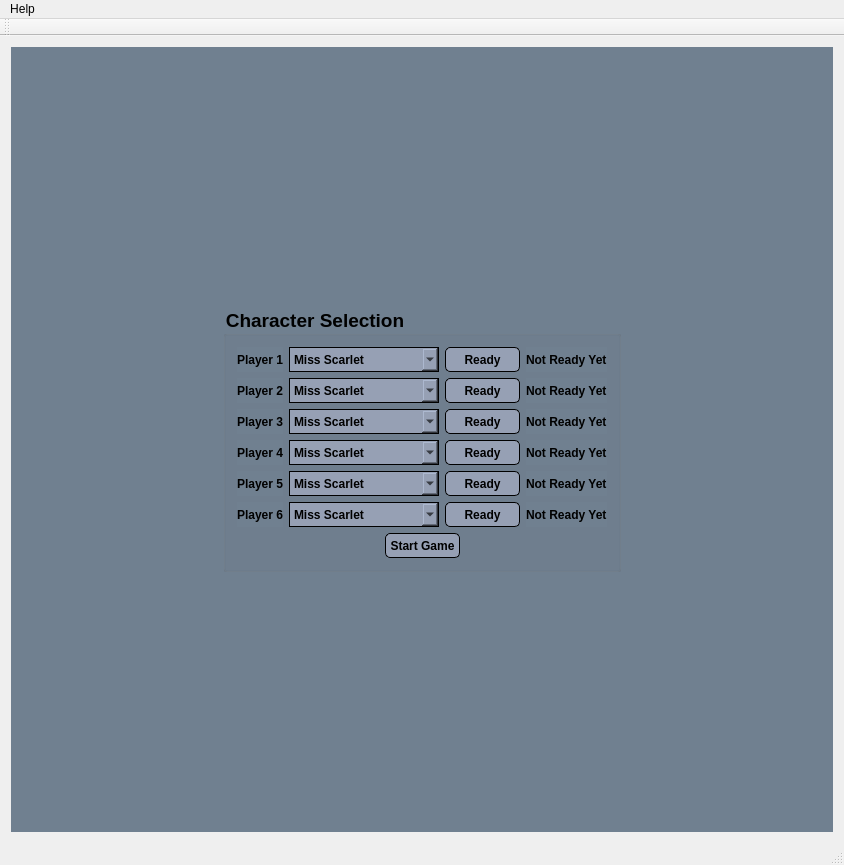
Before: the Qt Designer form Client/src/UI/ClientWindow.ui in stcassedy/Clue-Less-JHU, drawn with Qt 5.
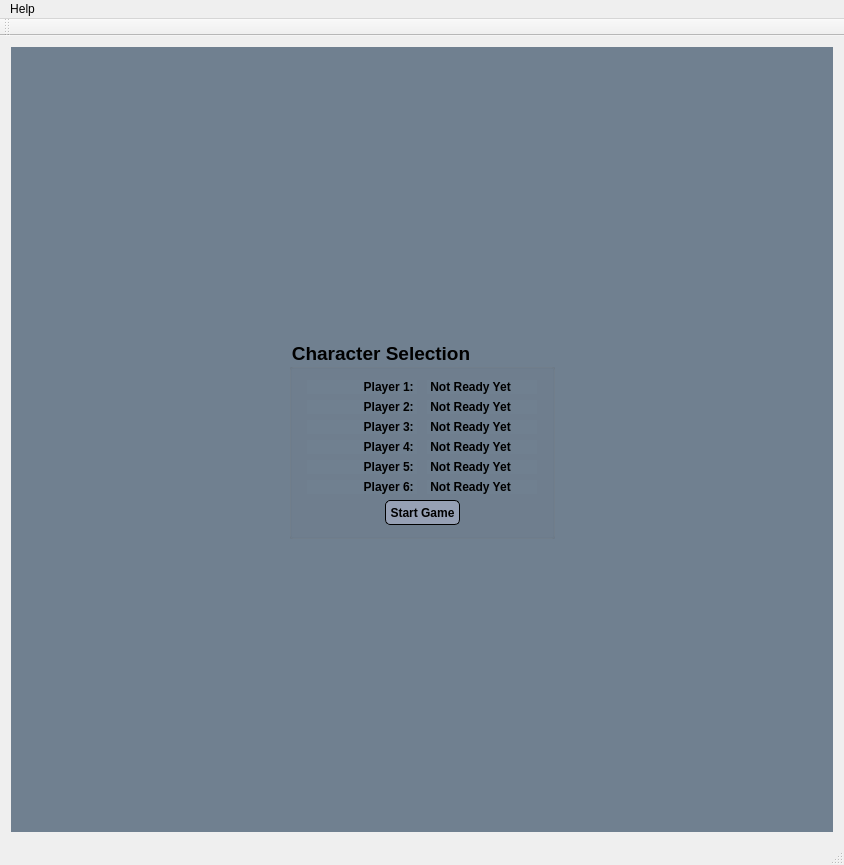
After: the same form once the commit is applied. The open tabs and pages were chosen to show the change.

Commit message:
Simplified Character Selection
Removed the option to select characters during game start phase.

The edit to the form file:
```diff
--- a/Client/src/UI/ClientWindow.ui
+++ b/Client/src/UI/ClientWindow.ui
@@ -253,61 +253,7 @@
           <layout class="QVBoxLayout" name="verticalLayout_29">
            <item>
             <layout class="QGridLayout" name="gridLayout_3">
-             <item row="2" column="3">
-              <widget class="QLabel" name="lbReadyPlayer3">
-               <property name="minimumSize">
-                <size>
-                 <width>80</width>
-                 <height>0</height>
-                </size>
-               </property>
-               <property name="styleSheet">
-                <string notr="true">QLabel {
-color: rgb(0,0,0);
-font-weight: bold;
-}</string>
-               </property>
-               <property name="text">
-                <string>Not Ready Yet</string>
-               </property>
-               <property name="alignment">
-                <set>Qt::AlignLeading|Qt::AlignLeft|Qt::AlignVCenter</set>
-               </property>
-              </widget>
-             </item>
-             <item row="2" column="0">
-              <widget class="QLabel" name="lbSelectionPlayer3">
-               <property name="styleSheet">
-                <string notr="true">QLabel {
-color: rgb(0,0,0);
-font-weight: bold;
-}</string>
-               </property>
-               <property name="text">
-                <string>Player 3</string>
-               </property>
-               <property name="alignment">
-                <set>Qt::AlignRight|Qt::AlignTrailing|Qt::AlignVCenter</set>
-               </property>
-              </widget>
-             </item>
-             <item row="0" column="0">
-              <widget class="QLabel" name="lbSelectionPlayer1">
-               <property name="styleSheet">
-                <string notr="true">QLabel {
-color: rgb(0,0,0);
-font-weight: bold;
-}</string>
-               </property>
-               <property name="text">
-                <string>Player 1</string>
-               </property>
-               <property name="alignment">
-                <set>Qt::AlignRight|Qt::AlignTrailing|Qt::AlignVCenter</set>
-               </property>
-              </widget>
-             </item>
-             <item row="4" column="3">
+             <item row="4" column="1">
               <widget class="QLabel" name="lbReadyPlayer5">
                <property name="minimumSize">
                 <size>
@@ -315,6 +261,12 @@
                  <height>0</height>
                 </size>
                </property>
+               <property name="maximumSize">
+                <size>
+                 <width>110</width>
+                 <height>16777215</height>
+                </size>
+               </property>
                <property name="styleSheet">
                 <string notr="true">QLabel {
 color: rgb(0,0,0);
@@ -322,81 +274,21 @@
 }</string>
                </property>
                <property name="text">
-                <string>Not Ready Yet</string>
+                <string> Not Ready Yet</string>
                </property>
                <property name="alignment">
                 <set>Qt::AlignLeading|Qt::AlignLeft|Qt::AlignVCenter</set>
                </property>
               </widget>
              </item>
-             <item row="1" column="1">
-              <widget class="QComboBox" name="cbSelectionPlayer2">
-               <property name="minimumSize">
-                <size>
-                 <width>150</width>
-                 <height>25</height>
-                </size>
-               </property>
-               <property name="maximumSize">
-                <size>
-                 <width>150</width>
-                 <height>16777215</height>
-                </size>
-               </property>
-               <property name="styleSheet">
-                <string notr="true">QComboBox {
-color: rgb(0,0,0);
-font-weight: bold;
-background-color: rgb(150,160,180);
-border: 1px solid black;
-}
-
-QComboBox:disabled {
-color: darkgrey;
-font-weight: bold;
-background-color:lightgrey;
-border: 1px solid darkgrey;
-}
-
-QWidget {
-color: rgb(0,0,0);
-background-color: rgb(150,160,180);
-}</string>
-               </property>
-               <item>
-                <property name="text">
-                 <string>Miss Scarlet</string>
-                </property>
-               </item>
-               <item>
-                <property name="text">
-                 <string>Col. Mustard</string>
-                </property>
-               </item>
-               <item>
-                <property name="text">
-                 <string>Mrs. White</string>
-                </property>
-               </item>
-               <item>
-                <property name="text">
-                 <string>Mr. Green</string>
-                </property>
-               </item>
-               <item>
-                <property name="text">
-                 <string>Mrs. Peacock</string>
-                </property>
-               </item>
-               <item>
-                <property name="text">
-                 <string>Prof. Plum</string>
-                </property>
-               </item>
-              </widget>
-             </item>
              <item row="5" column="0">
               <widget class="QLabel" name="lbSelectionPlayer6">
+               <property name="maximumSize">
+                <size>
+                 <width>110</width>
+                 <height>16777215</height>
+                </size>
+               </property>
                <property name="styleSheet">
                 <string notr="true">QLabel {
 color: rgb(0,0,0);
@@ -404,7 +296,7 @@
 }</string>
                </property>
                <property name="text">
-                <string>Player 6</string>
+                <string>Player 6: </string>
                </property>
                <property name="alignment">
                 <set>Qt::AlignRight|Qt::AlignTrailing|Qt::AlignVCenter</set>
@@ -413,6 +305,12 @@
              </item>
              <item row="3" column="0">
               <widget class="QLabel" name="lbSelectionPlayer4">
+               <property name="maximumSize">
+                <size>
+                 <width>110</width>
+                 <height>16777215</height>
+                </size>
+               </property>
                <property name="styleSheet">
                 <string notr="true">QLabel {
 color: rgb(0,0,0);
@@ -420,124 +318,14 @@
 }</string>
                </property>
                <property name="text">
-                <string>Player 4</string>
+                <string>Player 4: </string>
                </property>
                <property name="alignment">
                 <set>Qt::AlignRight|Qt::AlignTrailing|Qt::AlignVCenter</set>
                </property>
               </widget>
              </item>
-             <item row="4" column="1">
-              <widget class="QComboBox" name="cbSelectionPlayer5">
-               <property name="minimumSize">
-                <size>
-                 <width>150</width>
-                 <height>25</height>
-                </size>
-               </property>
-               <property name="maximumSize">
-                <size>
-                 <width>150</width>
-                 <height>16777215</height>
-                </size>
-               </property>
-               <property name="styleSheet">
-                <string notr="true">QComboBox {
-color: rgb(0,0,0);
-font-weight: bold;
-background-color: rgb(150,160,180);
-border: 1px solid black;
-}
-
-QComboBox:disabled {
-color: darkgrey;
-font-weight: bold;
-background-color:lightgrey;
-border: 1px solid darkgrey;
-}
-
-QWidget {
-color: rgb(0,0,0);
-background-color: rgb(150,160,180);
-}</string>
-               </property>
-               <item>
-                <property name="text">
-                 <string>Miss Scarlet</string>
-                </property>
-               </item>
-               <item>
-                <property name="text">
-                 <string>Col. Mustard</string>
-                </property>
-               </item>
-               <item>
-                <property name="text">
-                 <string>Mrs. White</string>
-                </property>
-               </item>
-               <item>
-                <property name="text">
-                 <string>Mr. Green</string>
-                </property>
-               </item>
-               <item>
-                <property name="text">
-                 <string>Mrs. Peacock</string>
-                </property>
-               </item>
-               <item>
-                <property name="text">
-                 <string>Prof. Plum</string>
-                </property>
-               </item>
-              </widget>
-             </item>
-             <item row="0" column="2">
-              <widget class="QPushButton" name="btnReadyPlayer1">
-               <property name="minimumSize">
-                <size>
-                 <width>75</width>
-                 <height>25</height>
-                </size>
-               </property>
-               <property name="maximumSize">
-                <size>
-                 <width>75</width>
-                 <height>16777215</height>
-                </size>
-               </property>
-               <property name="styleSheet">
-                <string notr="true">QPushButton {
-color: rgb(0,0,0);
-font-weight: bold;
-background-color: rgb(150,160,180);
-border: 1px solid black;
-border-radius: 5px;
-}
-
-QPushButton:hover {
-color: rgb(0,0,0);
-font-weight: bold;
-background-color: rgb(250,250,250);
-border: 1px solid black;
-border-radius: 5px;
-}
-
-QPushButton:disabled {
-color: darkgrey;
-font-weight: bold;
-background-color:lightgrey;
-border: 1px solid darkgrey;
-border-radius: 5px;
-}</string>
-               </property>
-               <property name="text">
-                <string>Ready</string>
-               </property>
-              </widget>
-             </item>
-             <item row="3" column="3">
+             <item row="3" column="1">
               <widget class="QLabel" name="lbReadyPlayer4">
                <property name="minimumSize">
                 <size>
@@ -545,6 +333,12 @@
                  <height>0</height>
                 </size>
                </property>
+               <property name="maximumSize">
+                <size>
+                 <width>110</width>
+                 <height>16777215</height>
+                </size>
+               </property>
                <property name="styleSheet">
                 <string notr="true">QLabel {
 color: rgb(0,0,0);
@@ -552,59 +346,21 @@
 }</string>
                </property>
                <property name="text">
-                <string>Not Ready Yet</string>
+                <string> Not Ready Yet</string>
                </property>
                <property name="alignment">
                 <set>Qt::AlignLeading|Qt::AlignLeft|Qt::AlignVCenter</set>
                </property>
               </widget>
              </item>
-             <item row="4" column="2">
-              <widget class="QPushButton" name="btnReadyPlayer5">
-               <property name="minimumSize">
-                <size>
-                 <width>75</width>
-                 <height>25</height>
-                </size>
-               </property>
-               <property name="maximumSize">
-                <size>
-                 <width>75</width>
-                 <height>16777215</height>
-                </size>
-               </property>
-               <property name="styleSheet">
-                <string notr="true">QPushButton {
-color: rgb(0,0,0);
-font-weight: bold;
-background-color: rgb(150,160,180);
-border: 1px solid black;
-border-radius: 5px;
-}
-
-QPushButton:hover {
-color: rgb(0,0,0);
-font-weight: bold;
-background-color: rgb(250,250,250);
-border: 1px solid black;
-border-radius: 5px;
-}
-
-QPushButton:disabled {
-color: darkgrey;
-font-weight: bold;
-background-color:lightgrey;
-border: 1px solid darkgrey;
-border-radius: 5px;
-}</string>
-               </property>
-               <property name="text">
-                <string>Ready</string>
-               </property>
-              </widget>
-             </item>
              <item row="1" column="0">
               <widget class="QLabel" name="lbSelectionPlayer2">
+               <property name="maximumSize">
+                <size>
+                 <width>110</width>
+                 <height>16777215</height>
+                </size>
+               </property>
                <property name="styleSheet">
                 <string notr="true">QLabel {
 color: rgb(0,0,0);
@@ -612,80 +368,14 @@
 }</string>
                </property>
                <property name="text">
-                <string>Player 2</string>
+                <string>Player 2: </string>
                </property>
                <property name="alignment">
                 <set>Qt::AlignRight|Qt::AlignTrailing|Qt::AlignVCenter</set>
                </property>
               </widget>
              </item>
-             <item row="0" column="1">
-              <widget class="QComboBox" name="cbSelectionPlayer1">
-               <property name="minimumSize">
-                <size>
-                 <width>150</width>
-                 <height>25</height>
-                </size>
-               </property>
-               <property name="maximumSize">
-                <size>
-                 <width>150</width>
-                 <height>16777215</height>
-                </size>
-               </property>
-               <property name="styleSheet">
-                <string notr="true">QComboBox {
-color: rgb(0,0,0);
-font-weight: bold;
-background-color: rgb(150,160,180);
-border: 1px solid black;
-}
-
-QComboBox:disabled {
-color: darkgrey;
-font-weight: bold;
-background-color:lightgrey;
-border: 1px solid darkgrey;
-}
-
-QWidget {
-color: rgb(0,0,0);
-background-color: rgb(150,160,180);
-}</string>
-               </property>
-               <item>
-                <property name="text">
-                 <string>Miss Scarlet</string>
-                </property>
-               </item>
-               <item>
-                <property name="text">
-                 <string>Col. Mustard</string>
-                </property>
-               </item>
-               <item>
-                <property name="text">
-                 <string>Mrs. White</string>
-                </property>
-               </item>
-               <item>
-                <property name="text">
-                 <string>Mr. Green</string>
-                </property>
-               </item>
-               <item>
-                <property name="text">
-                 <string>Mrs. Peacock</string>
-                </property>
-               </item>
-               <item>
-                <property name="text">
-                 <string>Prof. Plum</string>
-                </property>
-               </item>
-              </widget>
-             </item>
-             <item row="5" column="3">
+             <item row="5" column="1">
               <widget class="QLabel" name="lbReadyPlayer6">
                <property name="minimumSize">
                 <size>
@@ -693,6 +383,12 @@
                  <height>0</height>
                 </size>
                </property>
+               <property name="maximumSize">
+                <size>
+                 <width>110</width>
+                 <height>16777215</height>
+                </size>
+               </property>
                <property name="styleSheet">
                 <string notr="true">QLabel {
 color: rgb(0,0,0);
@@ -700,14 +396,14 @@
 }</string>
                </property>
                <property name="text">
-                <string>Not Ready Yet</string>
+                <string> Not Ready Yet</string>
                </property>
                <property name="alignment">
                 <set>Qt::AlignLeading|Qt::AlignLeft|Qt::AlignVCenter</set>
                </property>
               </widget>
              </item>
-             <item row="0" column="3">
+             <item row="0" column="1">
               <widget class="QLabel" name="lbReadyPlayer1">
                <property name="minimumSize">
                 <size>
@@ -715,6 +411,12 @@
                  <height>0</height>
                 </size>
                </property>
+               <property name="maximumSize">
+                <size>
+                 <width>110</width>
+                 <height>16777215</height>
+                </size>
+               </property>
                <property name="styleSheet">
                 <string notr="true">QLabel {
 color: rgb(0,0,0);
@@ -722,80 +424,14 @@
 }</string>
                </property>
                <property name="text">
-                <string>Not Ready Yet</string>
+                <string> Not Ready Yet</string>
                </property>
                <property name="alignment">
                 <set>Qt::AlignLeading|Qt::AlignLeft|Qt::AlignVCenter</set>
                </property>
               </widget>
              </item>
-             <item row="3" column="1">
-              <widget class="QComboBox" name="cbSelectionPlayer4">
-               <property name="minimumSize">
-                <size>
-                 <width>150</width>
-                 <height>25</height>
-                </size>
-               </property>
-               <property name="maximumSize">
-                <size>
-                 <width>150</width>
-                 <height>16777215</height>
-                </size>
-               </property>
-               <property name="styleSheet">
-                <string notr="true">QComboBox {
-color: rgb(0,0,0);
-font-weight: bold;
-background-color: rgb(150,160,180);
-border: 1px solid black;
-}
-
-QComboBox:disabled {
-color: darkgrey;
-font-weight: bold;
-background-color:lightgrey;
-border: 1px solid darkgrey;
-}
-
-QWidget {
-color: rgb(0,0,0);
-background-color: rgb(150,160,180);
-}</string>
-               </property>
-               <item>
-                <property name="text">
-                 <string>Miss Scarlet</string>
-                </property>
-               </item>
-               <item>
-                <property name="text">
-                 <string>Col. Mustard</string>
-                </property>
-               </item>
-               <item>
-                <property name="text">
-                 <string>Mrs. White</string>
-                </property>
-               </item>
-               <item>
-                <property name="text">
-                 <string>Mr. Green</string>
-                </property>
-               </item>
-               <item>
-                <property name="text">
-                 <string>Mrs. Peacock</string>
-                </property>
-               </item>
-               <item>
-                <property name="text">
-                 <string>Prof. Plum</string>
-                </property>
-               </item>
-              </widget>
-             </item>
-             <item row="1" column="3">
+             <item row="1" column="1">
               <widget class="QLabel" name="lbReadyPlayer2">
                <property name="minimumSize">
                 <size>
@@ -803,6 +439,12 @@
                  <height>0</height>
                 </size>
                </property>
+               <property name="maximumSize">
+                <size>
+                 <width>110</width>
+                 <height>16777215</height>
+                </size>
+               </property>
                <property name="styleSheet">
                 <string notr="true">QLabel {
 color: rgb(0,0,0);
@@ -810,7 +452,7 @@
 }</string>
                </property>
                <property name="text">
-                <string>Not Ready Yet</string>
+                <string> Not Ready Yet</string>
                </property>
                <property name="alignment">
                 <set>Qt::AlignLeading|Qt::AlignLeft|Qt::AlignVCenter</set>
@@ -819,6 +461,12 @@
              </item>
              <item row="4" column="0">
               <widget class="QLabel" name="lbSelectionPlayer5">
+               <property name="maximumSize">
+                <size>
+                 <width>110</width>
+                 <height>16777215</height>
+                </size>
+               </property>
                <property name="styleSheet">
                 <string notr="true">QLabel {
 color: rgb(0,0,0);
@@ -826,319 +474,83 @@
 }</string>
                </property>
                <property name="text">
-                <string>Player 5</string>
+                <string>Player 5: </string>
                </property>
                <property name="alignment">
                 <set>Qt::AlignRight|Qt::AlignTrailing|Qt::AlignVCenter</set>
                </property>
               </widget>
              </item>
-             <item row="1" column="2">
-              <widget class="QPushButton" name="btnReadyPlayer2">
-               <property name="minimumSize">
-                <size>
-                 <width>75</width>
-                 <height>25</height>
-                </size>
-               </property>
-               <property name="maximumSize">
-                <size>
-                 <width>75</width>
-                 <height>16777215</height>
-                </size>
-               </property>
-               <property name="styleSheet">
-                <string notr="true">QPushButton {
-color: rgb(0,0,0);
-font-weight: bold;
-background-color: rgb(150,160,180);
-border: 1px solid black;
-border-radius: 5px;
-}
-
-QPushButton:hover {
-color: rgb(0,0,0);
-font-weight: bold;
-background-color: rgb(250,250,250);
-border: 1px solid black;
-border-radius: 5px;
-}
-
-QPushButton:disabled {
-color: darkgrey;
-font-weight: bold;
-background-color:lightgrey;
-border: 1px solid darkgrey;
-border-radius: 5px;
-}</string>
-               </property>
-               <property name="text">
-                <string>Ready</string>
-               </property>
-              </widget>
-             </item>
-             <item row="5" column="1">
-              <widget class="QComboBox" name="cbSelectionPlayer6">
-               <property name="minimumSize">
-                <size>
-                 <width>150</width>
-                 <height>25</height>
-                </size>
-               </property>
-               <property name="maximumSize">
-                <size>
-                 <width>150</width>
-                 <height>16777215</height>
-                </size>
-               </property>
-               <property name="styleSheet">
-                <string notr="true">QComboBox {
-color: rgb(0,0,0);
-font-weight: bold;
-background-color: rgb(150,160,180);
-border: 1px solid black;
-}
-
-QComboBox:disabled {
-color: darkgrey;
-font-weight: bold;
-background-color:lightgrey;
-border: 1px solid darkgrey;
-}
-
-QWidget {
-color: rgb(0,0,0);
-background-color: rgb(150,160,180);
-}</string>
-               </property>
-               <item>
-                <property name="text">
-                 <string>Miss Scarlet</string>
-                </property>
-               </item>
-               <item>
-                <property name="text">
-                 <string>Col. Mustard</string>
-                </property>
-               </item>
-               <item>
-                <property name="text">
-                 <string>Mrs. White</string>
-                </property>
-               </item>
-               <item>
-                <property name="text">
-                 <string>Mr. Green</string>
-                </property>
-               </item>
-               <item>
-                <property name="text">
-                 <string>Mrs. Peacock</string>
-                </property>
-               </item>
-               <item>
-                <property name="text">
-                 <string>Prof. Plum</string>
-                </property>
-               </item>
-              </widget>
-             </item>
-             <item row="3" column="2">
-              <widget class="QPushButton" name="btnReadyPlayer4">
-               <property name="minimumSize">
-                <size>
-                 <width>75</width>
-                 <height>25</height>
-                </size>
-               </property>
-               <property name="maximumSize">
-                <size>
-                 <width>75</width>
-                 <height>16777215</height>
-                </size>
-               </property>
-               <property name="styleSheet">
-                <string notr="true">QPushButton {
-color: rgb(0,0,0);
-font-weight: bold;
-background-color: rgb(150,160,180);
-border: 1px solid black;
-border-radius: 5px;
-}
-
-QPushButton:hover {
-color: rgb(0,0,0);
-font-weight: bold;
-background-color: rgb(250,250,250);
-border: 1px solid black;
-border-radius: 5px;
-}
-
-QPushButton:disabled {
-color: darkgrey;
-font-weight: bold;
-background-color:lightgrey;
-border: 1px solid darkgrey;
-border-radius: 5px;
-}</string>
-               </property>
-               <property name="text">
-                <string>Ready</string>
-               </property>
-              </widget>
-             </item>
-             <item row="2" column="2">
-              <widget class="QPushButton" name="btnReadyPlayer3">
-               <property name="minimumSize">
-                <size>
-                 <width>75</width>
-                 <height>25</height>
-                </size>
-               </property>
-               <property name="maximumSize">
-                <size>
-                 <width>75</width>
-                 <height>16777215</height>
-                </size>
-               </property>
-               <property name="styleSheet">
-                <string notr="true">QPushButton {
-color: rgb(0,0,0);
-font-weight: bold;
-background-color: rgb(150,160,180);
-border: 1px solid black;
-border-radius: 5px;
-}
-
-QPushButton:hover {
-color: rgb(0,0,0);
-font-weight: bold;
-background-color: rgb(250,250,250);
-border: 1px solid black;
-border-radius: 5px;
-}
-
-QPushButton:disabled {
-color: darkgrey;
-font-weight: bold;
-background-color:lightgrey;
-border: 1px solid darkgrey;
-border-radius: 5px;
-}</string>
-               </property>
-               <property name="text">
-                <string>Ready</string>
-               </property>
-              </widget>
-             </item>
-             <item row="5" column="2">
-              <widget class="QPushButton" name="btnReadyPlayer6">
-               <property name="minimumSize">
-                <size>
-                 <width>75</width>
-                 <height>25</height>
-                </size>
-               </property>
-               <property name="maximumSize">
-                <size>
-                 <width>75</width>
-                 <height>16777215</height>
-                </size>
-               </property>
-               <property name="styleSheet">
-                <string notr="true">QPushButton {
-color: rgb(0,0,0);
-font-weight: bold;
-background-color: rgb(150,160,180);
-border: 1px solid black;
-border-radius: 5px;
-}
-
-QPushButton:hover {
-color: rgb(0,0,0);
-font-weight: bold;
-background-color: rgb(250,250,250);
-border: 1px solid black;
-border-radius: 5px;
-}
-
-QPushButton:disabled {
-color: darkgrey;
-font-weight: bold;
-background-color:lightgrey;
-border: 1px solid darkgrey;
-border-radius: 5px;
-}</string>
-               </property>
-               <property name="text">
-                <string>Ready</string>
-               </property>
-              </widget>
-             </item>
              <item row="2" column="1">
-              <widget class="QComboBox" name="cbSelectionPlayer3">
+              <widget class="QLabel" name="lbReadyPlayer3">
                <property name="minimumSize">
                 <size>
-                 <width>150</width>
-                 <height>25</height>
+                 <width>80</width>
+                 <height>0</height>
                 </size>
                </property>
                <property name="maximumSize">
                 <size>
-                 <width>150</width>
+                 <width>110</width>
                  <height>16777215</height>
                 </size>
                </property>
                <property name="styleSheet">
-                <string notr="true">QComboBox {
+                <string notr="true">QLabel {
 color: rgb(0,0,0);
 font-weight: bold;
-background-color: rgb(150,160,180);
-border: 1px solid black;
-}
-
-QComboBox:disabled {
-color: darkgrey;
+}</string>
+               </property>
+               <property name="text">
+                <string> Not Ready Yet</string>
+               </property>
+               <property name="alignment">
+                <set>Qt::AlignLeading|Qt::AlignLeft|Qt::AlignVCenter</set>
+               </property>
+              </widget>
+             </item>
+             <item row="2" column="0">
+              <widget class="QLabel" name="lbSelectionPlayer3">
+               <property name="maximumSize">
+                <size>
+                 <width>110</width>
+                 <height>16777215</height>
+                </size>
+               </property>
+               <property name="styleSheet">
+                <string notr="true">QLabel {
+color: rgb(0,0,0);
 font-weight: bold;
-background-color:lightgrey;
-border: 1px solid darkgrey;
-}
-
-QWidget {
+}</string>
+               </property>
+               <property name="text">
+                <string>Player 3: </string>
+               </property>
+               <property name="alignment">
+                <set>Qt::AlignRight|Qt::AlignTrailing|Qt::AlignVCenter</set>
+               </property>
+              </widget>
+             </item>
+             <item row="0" column="0">
+              <widget class="QLabel" name="lbSelectionPlayer1">
+               <property name="maximumSize">
+                <size>
+                 <width>110</width>
+                 <height>16777215</height>
+                </size>
+               </property>
+               <property name="styleSheet">
+                <string notr="true">QLabel {
 color: rgb(0,0,0);
-background-color: rgb(150,160,180);
+font-weight: bold;
 }</string>
                </property>
-               <item>
-                <property name="text">
-                 <string>Miss Scarlet</string>
-                </property>
-               </item>
-               <item>
-                <property name="text">
-                 <string>Col. Mustard</string>
-                </property>
-               </item>
-               <item>
-                <property name="text">
-                 <string>Mrs. White</string>
-                </property>
-               </item>
-               <item>
-                <property name="text">
-                 <string>Mr. Green</string>
-                </property>
-               </item>
-               <item>
-                <property name="text">
-                 <string>Mrs. Peacock</string>
-                </property>
-               </item>
-               <item>
-                <property name="text">
-                 <string>Prof. Plum</string>
-                </property>
-               </item>
+               <property name="text">
+                <string>Player 1: </string>
+               </property>
+               <property name="alignment">
+                <set>Qt::AlignRight|Qt::AlignTrailing|Qt::AlignVCenter</set>
+               </property>
               </widget>
              </item>
             </layout>
```
Left out of the diff: 2 changed lines with no effect on the pictures. The commit also changes 2 other files.
